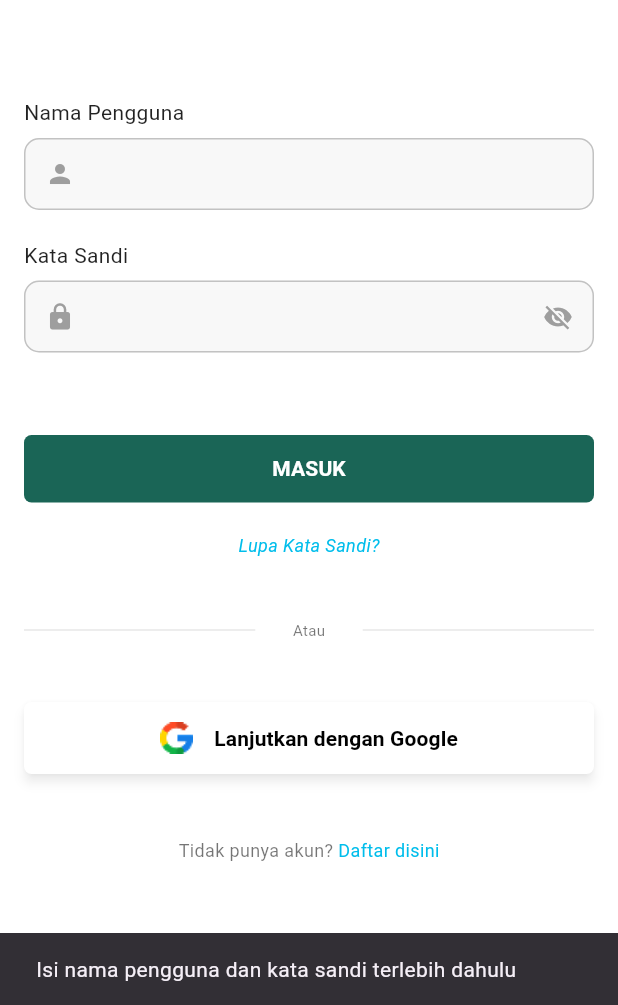
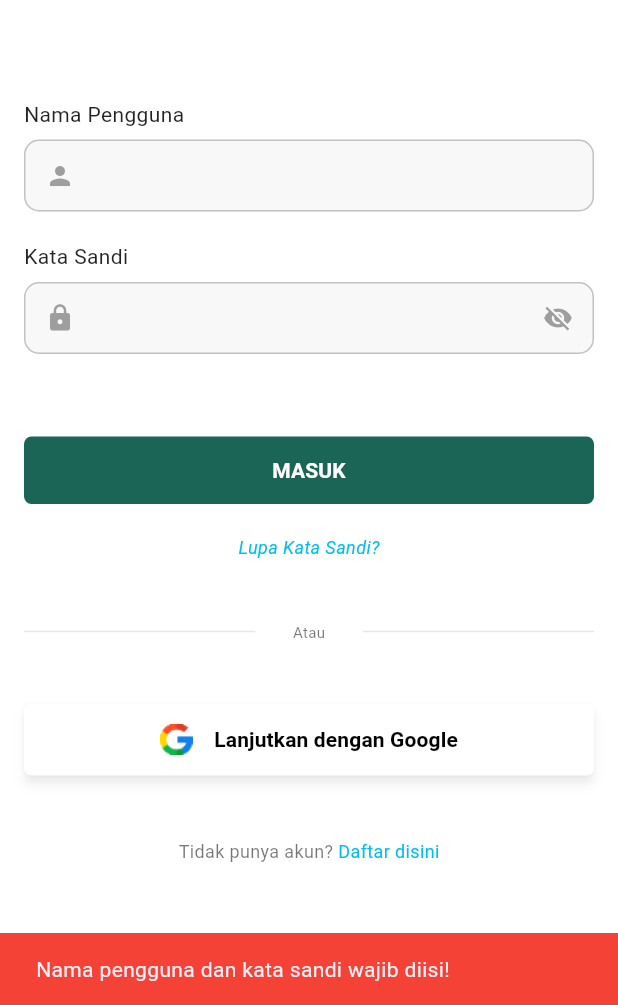
Before and after one commit to dellrzk/ecowalk, a Flutter app: the screen it shows after launch, after a tap on "MASUK", on a phone screen of 412 x 824 dp, the part 231-1236 px from its top. Run offline on Flutter 3.47's test engine with Material 3 defaults, Android fonts, the phone set to English and light mode, and no system bars.

Commit message:
Update tampilan dan fitur ECOWALK

```diff
--- a/lib/login.dart
+++ b/lib/login.dart
@@ -1,3 +1,4 @@
+
 import 'package:flutter/material.dart';
 import 'daftar.dart';
 import 'lupa_sandi.dart';
@@ -29,22 +30,74 @@ class _LoginPageState extends State<LoginPage> {
     super.dispose();
   }
 
+  // =====================================
+  // FUNGSI LOGIN
+  // =====================================
+  void prosesLogin() {
+    String username = usernameController.text.trim();
+    String password = passwordController.text;
+
+    // Memeriksa apakah kolom kosong
+    if (username.isEmpty || password.isEmpty) {
+      ScaffoldMessenger.of(context).showSnackBar(
+        const SnackBar(
+          content: Text(
+            'Nama pengguna dan kata sandi wajib diisi!',
+          ),
+          backgroundColor: Colors.red,
+        ),
+      );
+      return;
+    }
+
+    // Username dan password untuk simulasi login
+    if (username == 'user1122' && password == '123456') {
+      // Jika benar, pindah ke halaman Profil
+      Navigator.pushReplacement(
+        context,
+        MaterialPageRoute(
+          builder: (context) => const ProfilPage(),
+        ),
+      );
+    } else {
+      // Jika username atau password salah
+      ScaffoldMessenger.of(context).showSnackBar(
+        const SnackBar(
+          content: Text(
+            'Nama pengguna atau kata sandi salah!',
+          ),
+          backgroundColor: Colors.red,
+        ),
+      );
+    }
+  }
+
+  // =====================================
+  // TAMPILAN HALAMAN LOGIN
+  // =====================================
   @override
   Widget build(BuildContext context) {
     return Scaffold(
       backgroundColor: Colors.white,
+      resizeToAvoidBottomInset: true,
 
       body: SafeArea(
         child: SingleChildScrollView(
+          keyboardDismissBehavior:
+              ScrollViewKeyboardDismissBehavior.onDrag,
+
           child: Padding(
-            padding: const EdgeInsets.symmetric(horizontal: 16),
+            padding: const EdgeInsets.symmetric(
+              horizontal: 16,
+            ),
+
             child: Column(
               children: [
                 const SizedBox(height: 60),
 
-                // =========================
+                // =====================================
                 // JUDUL MASUK
-                // =========================
+                // =====================================
                 const Text(
                   'MASUK',
                   style: TextStyle(
@@ -56,9 +109,9 @@ class _LoginPageState extends State<LoginPage> {
 
                 const SizedBox(height: 14),
 
-                // =========================
-                // LOGO ECOWALK HIJAU
-                // =========================
+                // =====================================
+                // LOGO ECOWALK
+                // =====================================
                 Image.asset(
                   'lib/images/logo2.png',
                   width: 235,
@@ -66,11 +119,11 @@ class _LoginPageState extends State<LoginPage> {
                   fit: BoxFit.contain,
                 ),
 
-                const SizedBox(height: 65),
+                const SizedBox(height: 66),
 
-                // =========================
+                // =====================================
                 // NAMA PENGGUNA
-                // =========================
+                // =====================================
                 const Align(
                   alignment: Alignment.centerLeft,
                   child: Text(
@@ -88,6 +141,8 @@ class _LoginPageState extends State<LoginPage> {
                   height: 48,
                   child: TextField(
                     controller: usernameController,
+                    textInputAction: TextInputAction.next,
+
                     decoration: InputDecoration(
                       filled: true,
                       fillColor: const Color(0xFFF8F8F8),
@@ -96,6 +151,11 @@ class _LoginPageState extends State<LoginPage> {
                         Icons.person,
                         color: Colors.grey,
                         size: 20,
+                      ),
+
+                      contentPadding:
+                          const EdgeInsets.symmetric(
+                        vertical: 14,
                       ),
 
                       enabledBorder: OutlineInputBorder(
@@ -118,9 +178,9 @@ class _LoginPageState extends State<LoginPage> {
 
                 const SizedBox(height: 20),
 
-                // =========================
+                // =====================================
                 // KATA SANDI
-                // =========================
+                // =====================================
                 const Align(
                   alignment: Alignment.centerLeft,
                   child: Text(
@@ -139,6 +199,9 @@ class _LoginPageState extends State<LoginPage> {
                   child: TextField(
                     controller: passwordController,
                     obscureText: hidePassword,
+                    textInputAction: TextInputAction.done,
+                    onSubmitted: (_) => prosesLogin(),
+
                     decoration: InputDecoration(
                       filled: true,
                       fillColor: const Color(0xFFF8F8F8),
@@ -149,12 +212,14 @@ class _LoginPageState extends State<LoginPage> {
                         size: 20,
                       ),
 
+                      // Tombol mata
                       suffixIcon: IconButton(
                         onPressed: () {
                           setState(() {
                             hidePassword = !hidePassword;
                           });
                         },
+
                         icon: Icon(
                           hidePassword
                               ? Icons.visibility_off
@@ -162,6 +227,11 @@ class _LoginPageState extends State<LoginPage> {
                           color: Colors.grey,
                           size: 20,
                         ),
+                      ),
+
+                      contentPadding:
+                          const EdgeInsets.symmetric(
+                        vertical: 14,
                       ),
 
                       enabledBorder: OutlineInputBorder(
@@ -184,46 +254,35 @@ class _LoginPageState extends State<LoginPage> {
 
                 const SizedBox(height: 55),
 
-                // =========================
+                // =====================================
                 // TOMBOL MASUK
-                // =========================
+                // =====================================
                 SizedBox(
                   width: double.infinity,
                   height: 45,
+
                   child: ElevatedButton(
-                    onPressed: () {
-                      if (usernameController.text.trim().isEmpty ||
-                          passwordController.text.isEmpty) {
-                        ScaffoldMessenger.of(context).showSnackBar(
-                          const SnackBar(
-                            content: Text(
-                              'Isi nama pengguna dan kata sandi terlebih dahulu',
-                            ),
-                          ),
-                        );
-                        return;
-                      }
+                    onPressed: prosesLogin,
 
-                      Navigator.pushReplacement(
-                        context,
-                        MaterialPageRoute(
-                          builder: (context) => const ProfilPage(),
-                        ),
-                      );
-                    },
                     style: ElevatedButton.styleFrom(
                       backgroundColor: greenColor,
                       foregroundColor: Colors.white,
                       elevation: 0,
+                      padding: EdgeInsets.zero,
+                      alignment: Alignment.center,
+
                       shape: RoundedRectangleBorder(
                         borderRadius: BorderRadius.circular(5),
                       ),
                     ),
+
                     child: const Text(
                       'MASUK',
+                      textAlign: TextAlign.center,
                       style: TextStyle(
                         fontSize: 14,
                         fontWeight: FontWeight.bold,
+                        color: Colors.white,
                       ),
                     ),
                   ),
@@ -231,18 +290,20 @@ class _LoginPageState extends State<LoginPage> {
 
                 const SizedBox(height: 20),
 
-                // =========================
+                // =====================================
                 // LUPA KATA SANDI
-                // =========================
+                // =====================================
                 GestureDetector(
                   onTap: () {
                     Navigator.push(
                       context,
                       MaterialPageRoute(
-                        builder: (context) => const LupaSandiPage(),
+                        builder: (context) =>
+                            const LupaSandiPage(),
                       ),
                     );
                   },
+
                   child: const Text(
                     'Lupa Kata Sandi?',
                     style: TextStyle(
@@ -255,9 +316,9 @@ class _LoginPageState extends State<LoginPage> {
 
                 const SizedBox(height: 40),
 
-                // =========================
+                // =====================================
                 // GARIS ATAU
-                // =========================
+                // =====================================
                 const Row(
                   children: [
                     Expanded(
@@ -271,6 +332,7 @@ class _LoginPageState extends State<LoginPage> {
                       padding: EdgeInsets.symmetric(
                         horizontal: 25,
                       ),
+
                       child: Text(
                         'Atau',
                         style: TextStyle(
@@ -291,25 +353,36 @@ class _LoginPageState extends State<LoginPage> {
 
                 const SizedBox(height: 40),
 
-                // =========================
+                // =====================================
                 // TOMBOL GOOGLE
-                // =========================
+                // =====================================
                 SizedBox(
                   width: double.infinity,
                   height: 48,
+
                   child: ElevatedButton(
                     onPressed: () {
-                      // Login Google nanti di sini
+                      ScaffoldMessenger.of(context)
+                          .showSnackBar(
+                        const SnackBar(
+                          content: Text(
+                            'Login Google belum tersedia',
+                          ),
+                        ),
+                      );
                     },
+
                     style: ElevatedButton.styleFrom(
                       backgroundColor: Colors.white,
                       foregroundColor: Colors.black,
                       elevation: 3,
                       shadowColor: Colors.black38,
+
                       shape: RoundedRectangleBorder(
                         borderRadius: BorderRadius.circular(5),
                       ),
                     ),
+
                     child: Row(
                       mainAxisAlignment: MainAxisAlignment.center,
                       children: [
@@ -337,9 +410,9 @@ class _LoginPageState extends State<LoginPage> {
 
                 const SizedBox(height: 42),
 
-                // =========================
-                // DAFTAR
-                // =========================
+                // =====================================
+                // BELUM PUNYA AKUN? DAFTAR
+                // =====================================
                 Row(
                   mainAxisAlignment: MainAxisAlignment.center,
                   children: [
@@ -353,14 +426,15 @@ class _LoginPageState extends State<LoginPage> {
 
                     GestureDetector(
                       onTap: () {
-                       Navigator.push(
+                        Navigator.push(
                           context,
                           MaterialPageRoute(
-                            builder: (context) => const DaftarPage(),
+                            builder: (context) =>
+                                const DaftarPage(),
                           ),
                         );
+                      },
 
-                      },
                       child: const Text(
                         'Daftar disini',
                         style: TextStyle(
```
